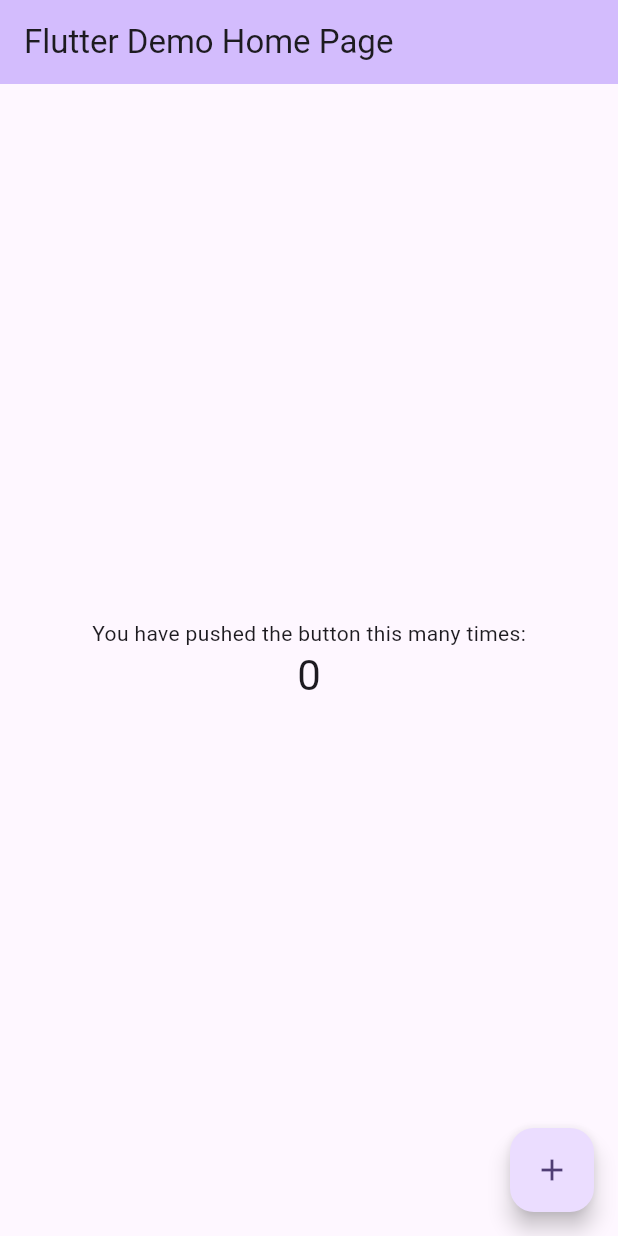
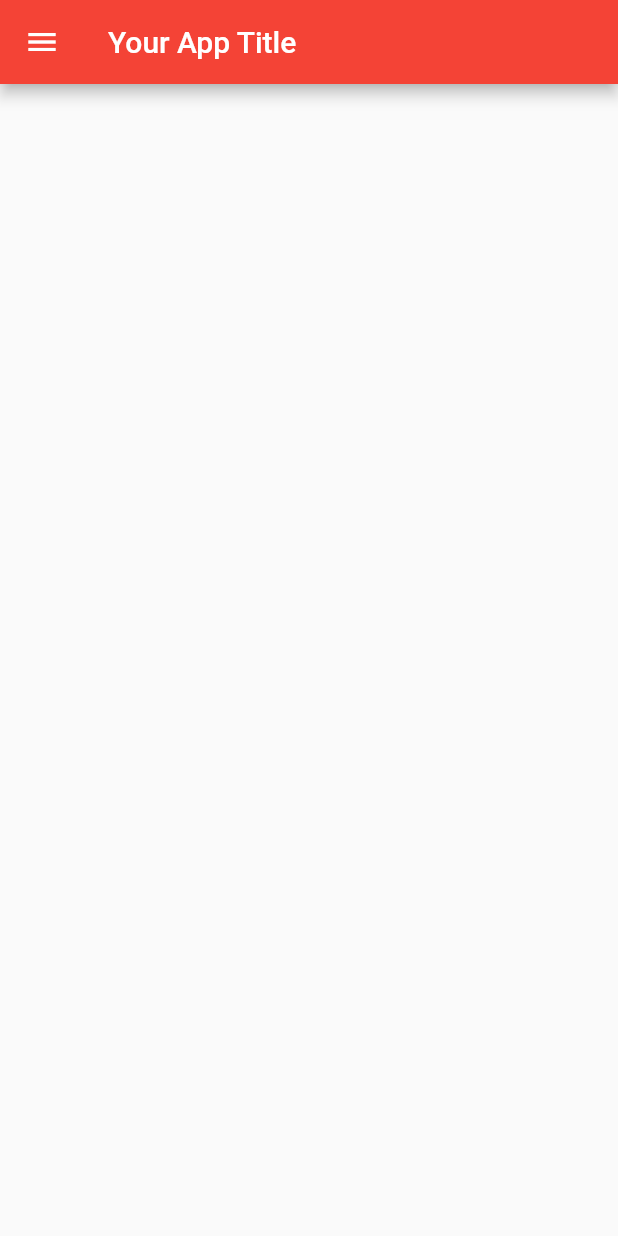
Before and after one commit to TendaniSadiki/first_app, a Flutter app: the screen it shows after launch, on a phone screen of 412 x 824 dp. Run offline on Flutter 3.47's test engine with Material 2 defaults, Android fonts, the phone set to English and light mode, and no system bars.

Commit message:
{Appbar} added

```diff
--- a/lib/main.dart
+++ b/lib/main.dart
@@ -8,118 +8,29 @@ class MyApp extends StatelessWidget {
   const MyApp({super.key});
 
   // This widget is the root of your application.
-  @override
+ @override
   Widget build(BuildContext context) {
     return MaterialApp(
       title: 'Flutter Demo',
-      theme: ThemeData(
-        // This is the theme of your application.
-        //
-        // TRY THIS: Try running your application with "flutter run". You'll see
-        // the application has a blue toolbar. Then, without quitting the app,
-        // try changing the seedColor in the colorScheme below to Colors.green
-        // and then invoke "hot reload" (save your changes or press the "hot
-        // reload" button in a Flutter-supported IDE, or press "r" if you used
-        // the command line to start the app).
-        //
-        // Notice that the counter didn't reset back to zero; the application
-        // state is not lost during the reload. To reset the state, use hot
-        // restart instead.
-        //
-        // This works for code too, not just values: Most code changes can be
-        // tested with just a hot reload.
-        colorScheme: ColorScheme.fromSeed(seedColor: Colors.deepPurple),
-        useMaterial3: true,
-      ),
-      home: const MyHomePage(title: 'Flutter Demo Home Page'),
+      home: const MyHomePage(),
     );
   }
 }
 
-class MyHomePage extends StatefulWidget {
-  const MyHomePage({super.key, required this.title});
-
-  // This widget is the home page of your application. It is stateful, meaning
-  // that it has a State object (defined below) that contains fields that affect
-  // how it looks.
-
-  // This class is the configuration for the state. It holds the values (in this
-  // case the title) provided by the parent (in this case the App widget) and
-  // used by the build method of the State. Fields in a Widget subclass are
-  // always marked "final".
-
-  final String title;
-
-  @override
-  State<MyHomePage> createState() => _MyHomePageState();
-}
-
-class _MyHomePageState extends State<MyHomePage> {
-  int _counter = 0;
-
-  void _incrementCounter() {
-    setState(() {
-      // This call to setState tells the Flutter framework that something has
-      // changed in this State, which causes it to rerun the build method below
-      // so that the display can reflect the updated values. If we changed
-      // _counter without calling setState(), then the build method would not be
-      // called again, and so nothing would appear to happen.
-      _counter++;
-    });
-  }
+class MyHomePage extends StatelessWidget {
+  const MyHomePage({Key? key});
 
   @override
   Widget build(BuildContext context) {
-    // This method is rerun every time setState is called, for instance as done
-    // by the _incrementCounter method above.
-    //
-    // The Flutter framework has been optimized to make rerunning build methods
-    // fast, so that you can just rebuild anything that needs updating rather
-    // than having to individually change instances of widgets.
     return Scaffold(
       appBar: AppBar(
-        // TRY THIS: Try changing the color here to a specific color (to
-        // Colors.amber, perhaps?) and trigger a hot reload to see the AppBar
-        // change color while the other colors stay the same.
-        backgroundColor: Theme.of(context).colorScheme.inversePrimary,
-        // Here we take the value from the MyHomePage object that was created by
-        // the App.build method, and use it to set our appbar title.
-        title: Text(widget.title),
+        backgroundColor: Colors.red, // Set your desired background color
+        title: Text('Your App Title'),
+
       ),
-      body: Center(
-        // Center is a layout widget. It takes a single child and positions it
-        // in the middle of the parent.
-        child: Column(
-          // Column is also a layout widget. It takes a list of children and
-          // arranges them vertically. By default, it sizes itself to fit its
-          // children horizontally, and tries to be as tall as its parent.
-          //
-          // Column has various properties to control how it sizes itself and
-          // how it positions its children. Here we use mainAxisAlignment to
-          // center the children vertically; the main axis here is the vertical
-          // axis because Columns are vertical (the cross axis would be
-          // horizontal).
-          //
-          // TRY THIS: Invoke "debug painting" (choose the "Toggle Debug Paint"
-          // action in the IDE, or press "p" in the console), to see the
-          // wireframe for each widget.
-          mainAxisAlignment: MainAxisAlignment.center,
-          children: <Widget>[
-            const Text(
-              'You have pushed the button this many times:',
-            ),
-            Text(
-              '$_counter',
-              style: Theme.of(context).textTheme.headlineMedium,
-            ),
-          ],
-        ),
+      drawer: Drawer(
+        backgroundColor: Colors.yellow,
       ),
-      floatingActionButton: FloatingActionButton(
-        onPressed: _incrementCounter,
-        tooltip: 'Increment',
-        child: const Icon(Icons.add),
-      ), // This trailing comma makes auto-formatting nicer for build methods.
     );
   }
 }
```
